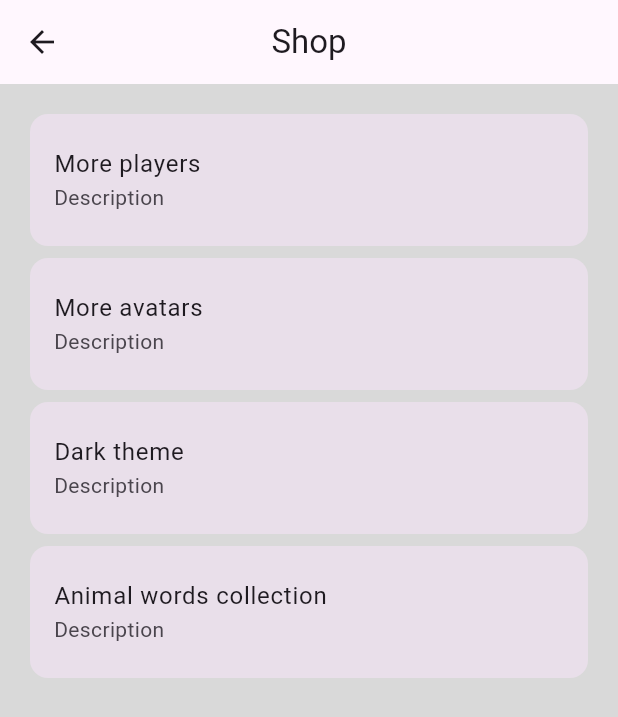
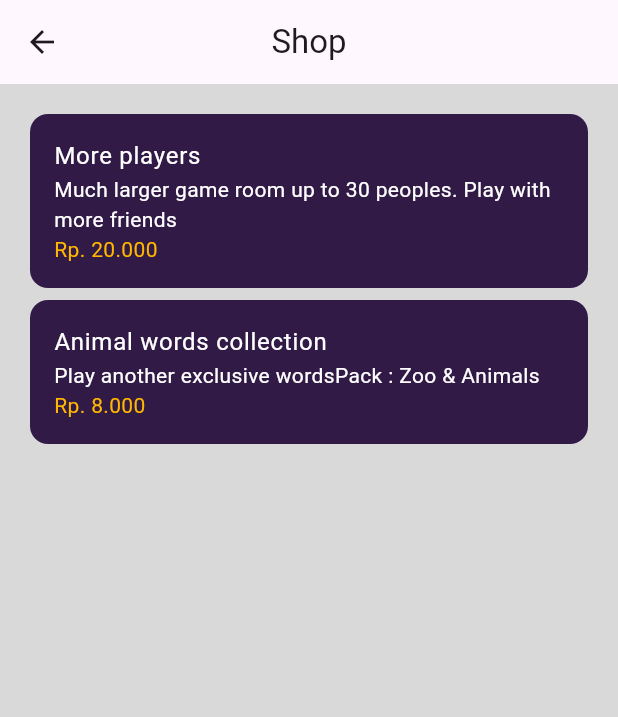
Before and after one commit to EnhanceTeam/Hunt-The-Mafia-DEPD, a Flutter app: the ShopPage screen opened by its route, on a phone screen of 412 x 824 dp. Shown: the top 717 px of the screen. Run offline on Flutter 3.47's test engine with Material 2 defaults, Android fonts, the phone set to English and light mode, and no system bars; drawn by our look-alikes of dynamic_color; our stand-ins replace cloud_firestore, firebase_core, flutter_svg, fluttertoast, lottie; accounts and stored records are empty.

Commit message:
Shop front end
- image
already set the asset but idk how to implement

```diff
--- a/hunt_the_mafia/lib/views/pages/page_mainmenu.dart
+++ b/hunt_the_mafia/lib/views/pages/page_mainmenu.dart
@@ -99,7 +99,9 @@ class _MainMenuPageState extends State<MainMenuPage> {
           child: FloatingActionButton(
               elevation: 8,
               backgroundColor: Const.baseColor,
-              onPressed: () {},
+              onPressed: () {
+                Navigator.pushNamed(context, ShopPage.routeName);
+              },
               child: Icon(
                 Icons.shopping_cart,
                 color: Colors.white,
--- a/hunt_the_mafia/lib/views/pages/page_shop.dart
+++ b/hunt_the_mafia/lib/views/pages/page_shop.dart
@@ -25,19 +25,17 @@ class _ShopPageState extends State<ShopPage> {
             children: const [
               ShopItemCard(
                 title: 'More players',
-                description: 'Description',
-              ),
-              ShopItemCard(
-                title: 'More avatars',
-                description: 'Description',
-              ),
-              ShopItemCard(
-                title: 'Dark theme',
-                description: 'Description',
+                description: 'Much larger game room up to 30 peoples.' +
+                    ' Play with more friends',
+                price: "Rp. 20.000",
+                imageUrl: "morepeople_silhouette",
               ),
               ShopItemCard(
                 title: 'Animal words collection',
-                description: 'Description',
+                description:
+                    'Play another exclusive words' + 'Pack : Zoo & Animals',
+                price: "Rp. 8.000",
+                imageUrl: "animal_silhouette.svg",
               ),
             ],
           ),
--- a/hunt_the_mafia/lib/views/widgets/card_shop_item.dart
+++ b/hunt_the_mafia/lib/views/widgets/card_shop_item.dart
@@ -5,24 +5,67 @@ class ShopItemCard extends StatelessWidget {
     super.key,
     this.title,
     this.description,
+    this.price,
+    this.imageUrl,
   });
 
   final String? title;
   final String? description;
+  final String? price;
+  final String? imageUrl;
 
   @override
   Widget build(BuildContext context) {
     return FilledCard(
       child: ListTile(
+        tileColor: Const.baseColor,
+        textColor: Colors.white,
+        shape: RoundedRectangleBorder(
+            borderRadius: BorderRadius.all(Radius.circular(12))),
         contentPadding: const EdgeInsets.symmetric(
           horizontal: Space.medium,
           vertical: Space.small,
         ),
-        title: title == null ? null : Text(title!),
-        subtitle: Column(
-          crossAxisAlignment: CrossAxisAlignment.start,
+        title: title == null
+            ? null
+            : Text(
+                title!,
+              ),
+        subtitle: Flex(
+          direction: Axis.horizontal,
           children: [
-            if (description != null) Text(description!),
+            Flexible(
+              flex: 4,
+              child: Column(
+                crossAxisAlignment: CrossAxisAlignment.start,
+                children: [
+                  if (description != null)
+                    Text(
+                      description!,
+                      maxLines: 2,
+                    ),
+                  if (price != null)
+                    Text(
+                      price!,
+                      maxLines: 2,
+                      style: TextStyle(color: Const.accentColor),
+                    ),
+                ],
+              ),
+            ),
+            // Flexible(
+            //   flex: 2,
+            //   child: Container(
+            //     width: 70,
+            //     height: 70,
+            //     decoration: BoxDecoration(
+            //         color: Colors.white,
+            //         borderRadius: BorderRadius.all(Radius.circular(12))),
+            // child: Image.asset(
+            //   imageUrl != null ? imageUrl! : "",
+            // ),
+            // ),
+            // )
           ],
         ),
       ),
--- a/hunt_the_mafia/lib/views/widgets/widgets.dart
+++ b/hunt_the_mafia/lib/views/widgets/widgets.dart
@@ -7,6 +7,7 @@ import 'package:hunt_the_mafia/views/pages/pages.dart';
 import 'package:lottie/lottie.dart';
 import 'package:flutter_svg/flutter_svg.dart';
 import 'package:flutter/material.dart';
+import 'package:image/image.dart' as img;
 
 import '../../shared/shared.dart';
 import '../../theme/space.dart';
```
Also changed, not shown: hunt_the_mafia/pubspec.yaml (+45 -44 lines), hunt_the_mafia/assets/svg/animal_silhouette.svg (added), hunt_the_mafia/assets/svg/morepeople_silhouette.svg (added), hunt_the_mafia/pubspec.lock.
